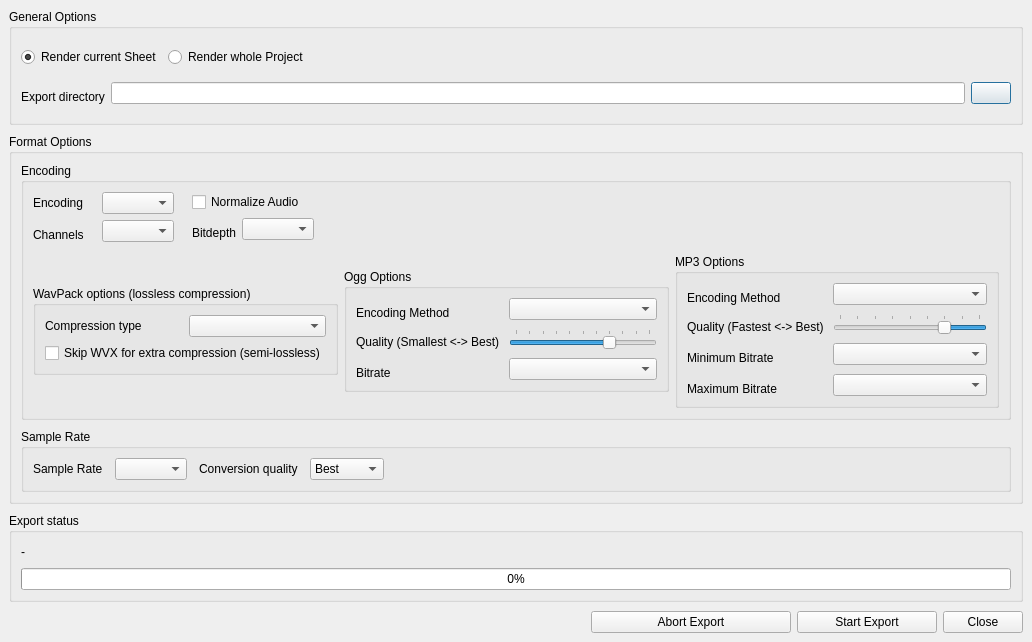
Before: the Qt Designer form src/traverso/ui/ExportDialog.ui in ErwanLegrand/Traverso-DAW, drawn with Qt 5.
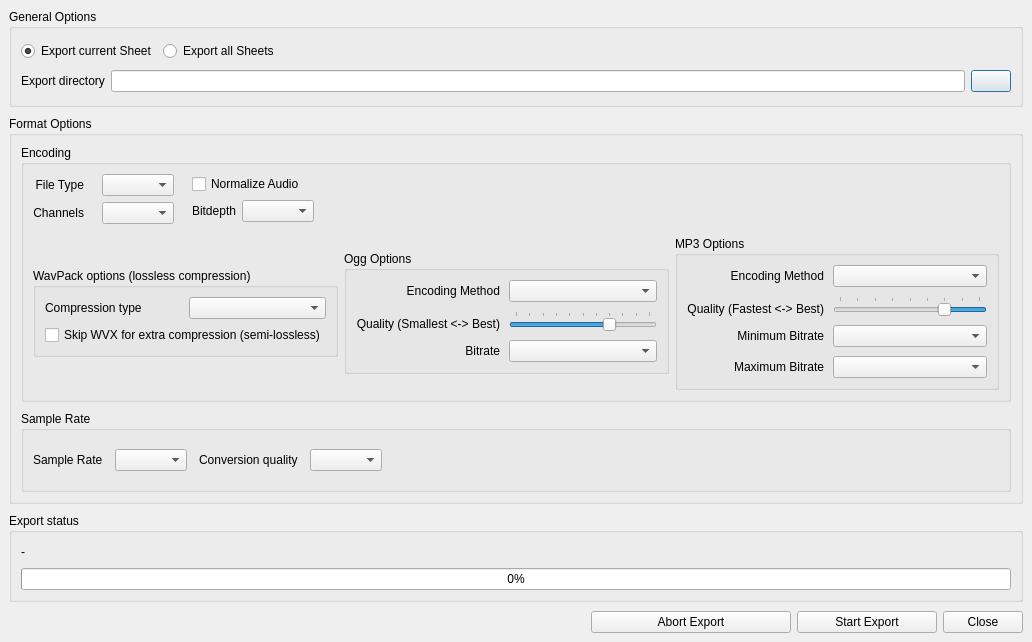
After: the same form once the commit is applied.

Commit message: UI Tweaks and Fixes for Export Dialog - rename render radio buttons to export - fix mp3 and ogg so that correct options are shown when defaulting to non-vbr - use linear instead of zero-hold as the Fast src resampler (slightly better quality?) - align-right and v-align-center comboBox labels

Patch:
```diff
--- a/src/traverso/ui/ExportDialog.ui
+++ b/src/traverso/ui/ExportDialog.ui
@@ -64,7 +64,7 @@
         <item>
          <widget class="QRadioButton" name="currentSongButton" >
           <property name="text" >
-           <string>Render current Sheet</string>
+           <string>Export current Sheet</string>
           </property>
           <property name="checked" >
            <bool>true</bool>
@@ -74,7 +74,7 @@
         <item>
          <widget class="QRadioButton" name="allSongsButton" >
           <property name="text" >
-           <string>Render whole Project</string>
+           <string>Export all Sheets</string>
           </property>
          </widget>
         </item>
@@ -85,7 +85,7 @@
           </property>
           <property name="sizeHint" >
            <size>
-            <width>40</width>
+            <width>0</width>
             <height>20</height>
            </size>
           </property>
@@ -107,7 +107,7 @@
            <string>Export directory</string>
           </property>
           <property name="alignment" >
-           <set>Qt::AlignBottom|Qt::AlignLeading|Qt::AlignLeft</set>
+           <set>Qt::AlignLeading|Qt::AlignLeft|Qt::AlignVCenter</set>
           </property>
          </widget>
         </item>
@@ -186,7 +186,10 @@
              <item>
               <widget class="QLabel" name="label_2" >
                <property name="text" >
-                <string>Encoding</string>
+                <string>File Type</string>
+               </property>
+               <property name="alignment" >
+                <set>Qt::AlignRight|Qt::AlignTrailing|Qt::AlignVCenter</set>
                </property>
               </widget>
              </item>
@@ -196,7 +199,7 @@
                 <string>Channels</string>
                </property>
                <property name="alignment" >
-                <set>Qt::AlignBottom|Qt::AlignLeading|Qt::AlignLeft</set>
+                <set>Qt::AlignRight|Qt::AlignTrailing|Qt::AlignVCenter</set>
                </property>
               </widget>
              </item>
@@ -272,7 +275,7 @@
                   <string>Bitdepth</string>
                  </property>
                  <property name="alignment" >
-                  <set>Qt::AlignBottom|Qt::AlignLeading|Qt::AlignLeft</set>
+                  <set>Qt::AlignLeading|Qt::AlignLeft|Qt::AlignVCenter</set>
                  </property>
                 </widget>
                </item>
@@ -290,7 +293,7 @@
              </property>
              <property name="sizeHint" >
               <size>
-               <width>40</width>
+               <width>0</width>
                <height>20</height>
               </size>
              </property>
@@ -400,7 +403,7 @@
                  <string>Bitrate</string>
                 </property>
                 <property name="alignment" >
-                 <set>Qt::AlignBottom|Qt::AlignLeading|Qt::AlignLeft</set>
+                 <set>Qt::AlignRight|Qt::AlignTrailing|Qt::AlignVCenter</set>
                 </property>
                </widget>
               </item>
@@ -482,7 +485,7 @@
                  <string>Quality (Smallest &lt;-> Best)</string>
                 </property>
                 <property name="alignment" >
-                 <set>Qt::AlignBottom|Qt::AlignLeading|Qt::AlignLeft</set>
+                 <set>Qt::AlignBottom|Qt::AlignRight|Qt::AlignTrailing</set>
                 </property>
                </widget>
               </item>
@@ -500,7 +503,7 @@
                  <string>Encoding Method</string>
                 </property>
                 <property name="alignment" >
-                 <set>Qt::AlignBottom|Qt::AlignLeading|Qt::AlignLeft</set>
+                 <set>Qt::AlignRight|Qt::AlignTrailing|Qt::AlignVCenter</set>
                 </property>
                </widget>
               </item>
@@ -541,7 +544,7 @@
                  <string>Encoding Method</string>
                 </property>
                 <property name="alignment" >
-                 <set>Qt::AlignBottom|Qt::AlignLeading|Qt::AlignLeft</set>
+                 <set>Qt::AlignRight|Qt::AlignTrailing|Qt::AlignVCenter</set>
                 </property>
                </widget>
               </item>
@@ -559,7 +562,7 @@
                  <string>Maximum Bitrate</string>
                 </property>
                 <property name="alignment" >
-                 <set>Qt::AlignBottom|Qt::AlignLeading|Qt::AlignLeft</set>
+                 <set>Qt::AlignRight|Qt::AlignTrailing|Qt::AlignVCenter</set>
                 </property>
                </widget>
               </item>
@@ -577,7 +580,7 @@
                  <string>Minimum Bitrate</string>
                 </property>
                 <property name="alignment" >
-                 <set>Qt::AlignBottom|Qt::AlignLeading|Qt::AlignLeft</set>
+                 <set>Qt::AlignRight|Qt::AlignTrailing|Qt::AlignVCenter</set>
                 </property>
                </widget>
               </item>
@@ -595,7 +598,7 @@
                  <string>Quality (Fastest &lt;-> Best)</string>
                 </property>
                 <property name="alignment" >
-                 <set>Qt::AlignBottom|Qt::AlignLeading|Qt::AlignLeft</set>
+                 <set>Qt::AlignBottom|Qt::AlignRight|Qt::AlignTrailing</set>
                 </property>
                </widget>
               </item>
@@ -736,6 +739,9 @@
                <verstretch>0</verstretch>
               </sizepolicy>
              </property>
+             <property name="sizeAdjustPolicy" >
+              <enum>QComboBox::AdjustToContents</enum>
+             </property>
             </widget>
            </item>
            <item>
@@ -763,26 +769,6 @@
                <verstretch>0</verstretch>
               </sizepolicy>
              </property>
-             <item>
-              <property name="text" >
-               <string>Best</string>
-              </property>
-             </item>
-             <item>
-              <property name="text" >
-               <string>High</string>
-              </property>
-             </item>
-             <item>
-              <property name="text" >
-               <string>Medium</string>
-              </property>
-             </item>
-             <item>
-              <property name="text" >
-               <string>Fast</string>
-              </property>
-             </item>
             </widget>
            </item>
            <item>
@@ -792,8 +778,8 @@
              </property>
              <property name="sizeHint" >
               <size>
-               <width>40</width>
-               <height>20</height>
+               <width>0</width>
+               <height>40</height>
               </size>
              </property>
             </spacer>
```
The commit also changes 1 other file.
